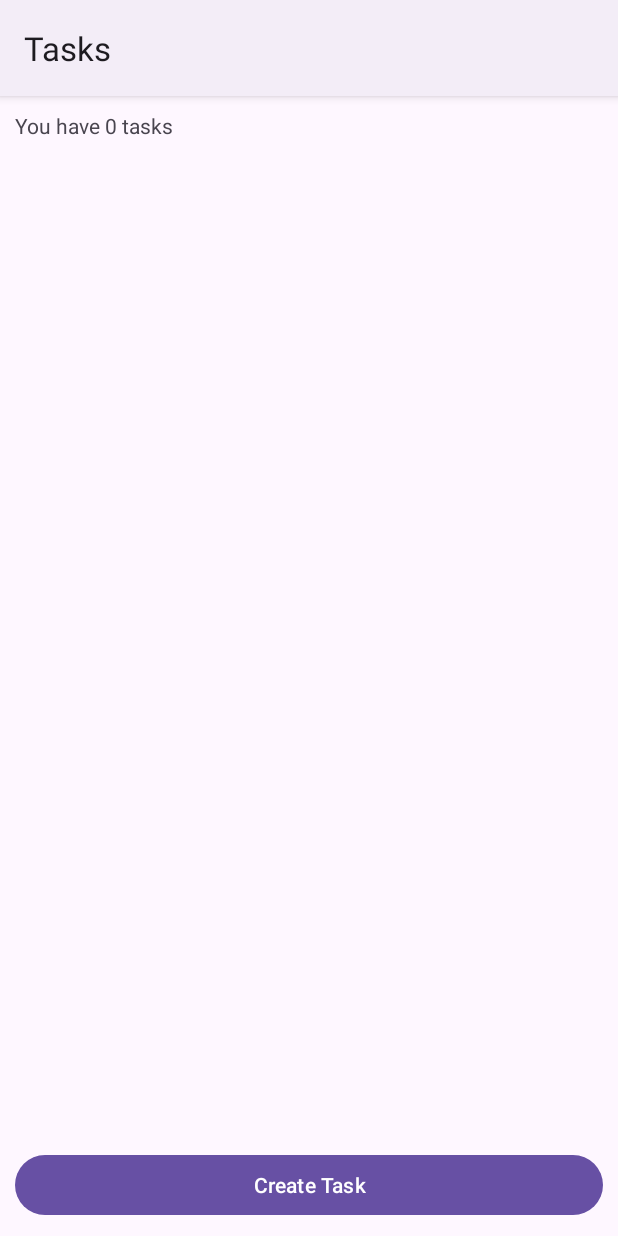
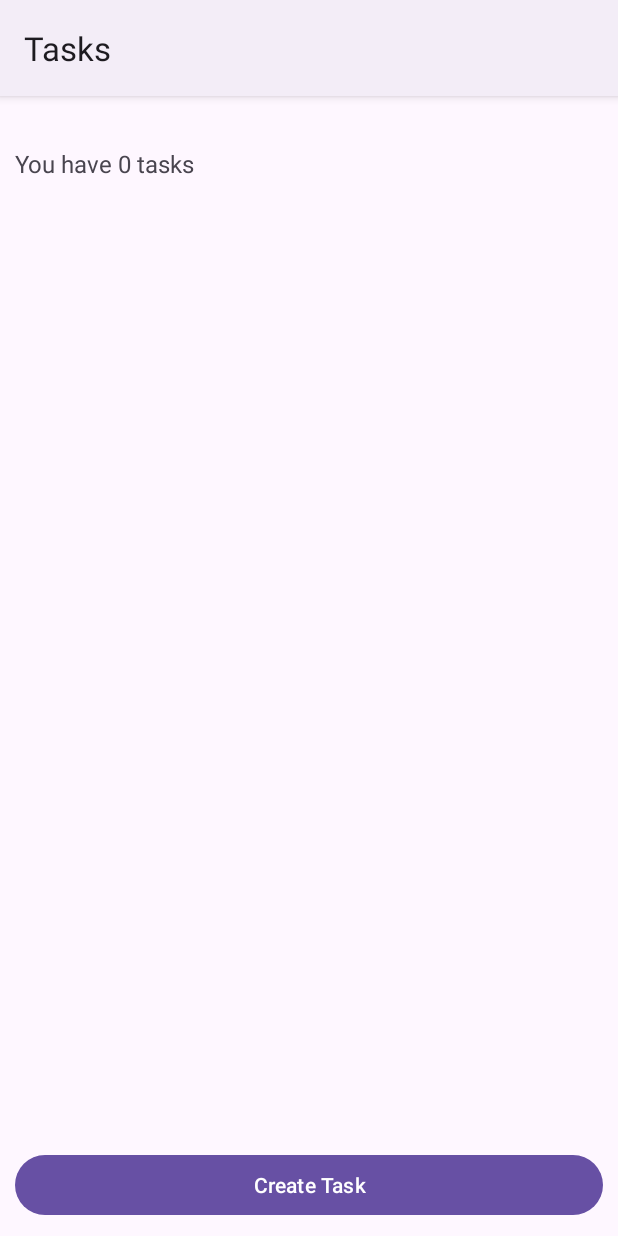
Before and after one commit to weiraven/android-dev, an Android app: the screen it shows after launch (MainActivity), on a phone screen of 412 x 824 dp. Run offline under Robolectric (Android 15) with nearby library versions, the phone set to English and light mode, and no system bars.

Commit message:
minor edits to margins

```diff
--- a/Assignment06/app/src/main/res/layout/fragment_tasks.xml
+++ b/Assignment06/app/src/main/res/layout/fragment_tasks.xml
@@ -11,7 +11,9 @@
         android:id="@+id/textViewTasksCount"
         android:layout_width="0dp"
         android:layout_height="wrap_content"
+        android:layout_marginTop="24dp"
         android:text="You have 0 tasks"
+        android:textSize="16sp"
         app:layout_constraintEnd_toEndOf="parent"
         app:layout_constraintStart_toStartOf="parent"
         app:layout_constraintTop_toTopOf="parent" />
@@ -20,7 +22,7 @@
         android:id="@+id/cardViewTask"
         android:layout_width="0dp"
         android:layout_height="wrap_content"
-        android:layout_marginTop="16dp"
+        android:layout_marginTop="24dp"
         app:layout_constraintEnd_toEndOf="parent"
         app:layout_constraintStart_toStartOf="parent"
         app:layout_constraintTop_toBottomOf="@+id/textViewTasksCount">
```
